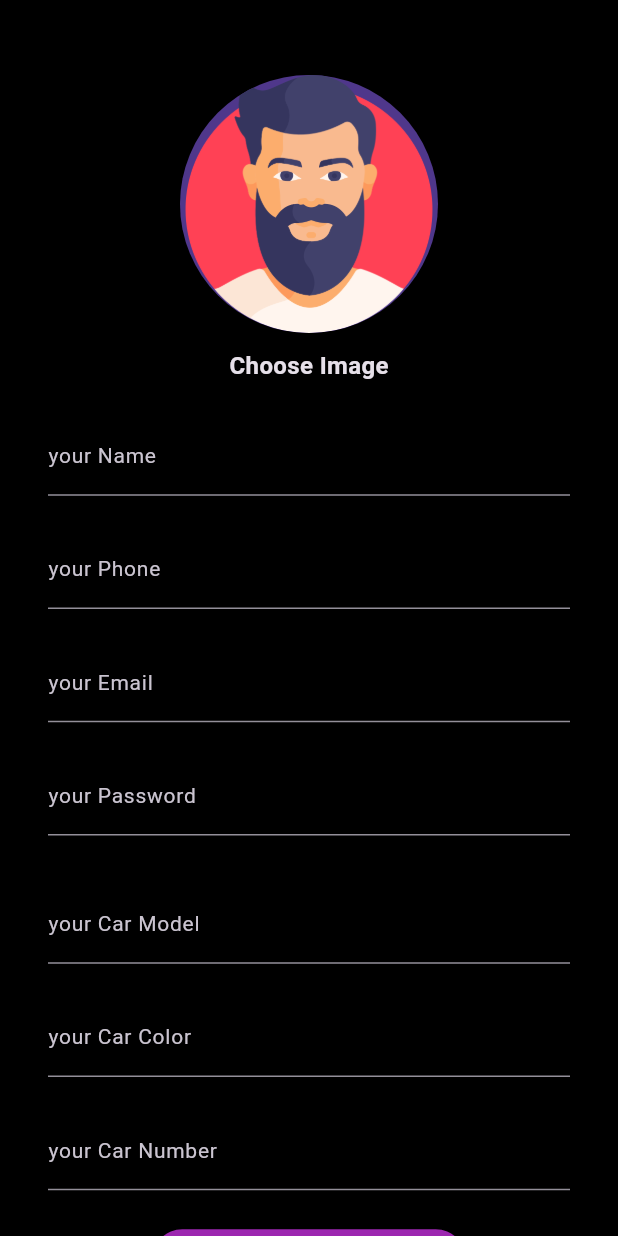
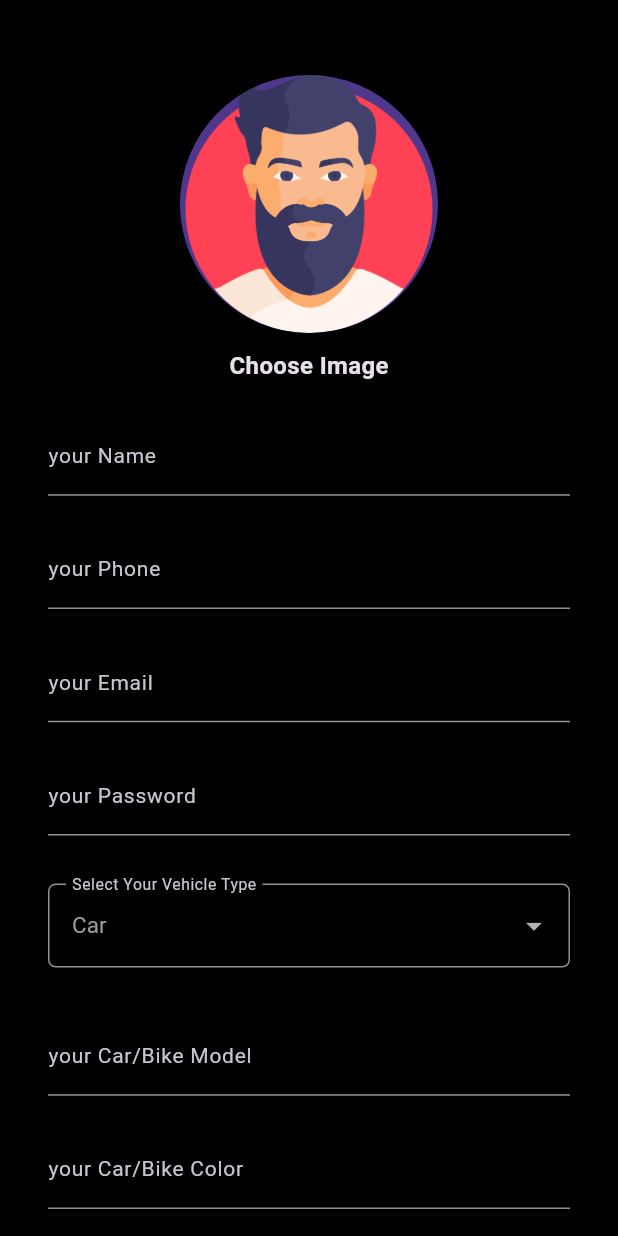
Before and after one commit to huyk21/BRT_DRIVER, a Flutter app: the SignUpScreen screen opened directly, on a phone screen of 412 x 824 dp. Run offline on Flutter 3.47's test engine with Material 3 defaults, Android fonts, the phone set to English and light mode, and no system bars; our stand-ins replace assets_audio_player, connectivity_plus, firebase_auth, firebase_core, firebase_database, firebase_messaging and 5 more; missing offline and left inert: flutter_geofire, flutter_polyline_points, restart_app; accounts and stored records are empty.

Commit message:
add vehicle type to signupscreen, also add vehicle_type to driver car info

```diff
--- a/lib/authentication/signup_screen.dart
+++ b/lib/authentication/signup_screen.dart
@@ -30,6 +30,8 @@ class _SignUpScreenState extends State<SignUpScreen>
   TextEditingController vehicleModelTextEditingController = TextEditingController();
   TextEditingController vehicleColorTextEditingController = TextEditingController();
   TextEditingController vehicleNumberTextEditingController = TextEditingController();
+  String? selectedVehicleType = 'Car';  // Default value or loaded from user settings
+
   CommonMethods cMethods = CommonMethods();
   XFile? imageFile;
   String urlOfUploadedImage = "";
@@ -127,6 +129,7 @@ class _SignUpScreenState extends State<SignUpScreen>
 
     Map driverCarInfo =
     {
+      "vehicle_type": selectedVehicleType,
       "carColor": vehicleColorTextEditingController.text.trim(),
       "carModel": vehicleModelTextEditingController.text.trim(),
       "carNumber": vehicleNumberTextEditingController.text.trim(),
@@ -284,6 +287,36 @@ class _SignUpScreenState extends State<SignUpScreen>
                         fontSize: 15,
                       ),
                     ),
+                    const SizedBox(height: 32,),
+
+                    DropdownButtonFormField<String>(
+                      value: selectedVehicleType,  // Variable to hold the current selection
+                      decoration: const InputDecoration(
+                        labelText: "Select Your Vehicle Type",
+                        labelStyle: TextStyle(
+                          fontSize: 14,
+                        ),
+                        border: OutlineInputBorder(
+                          borderRadius: BorderRadius.all(Radius.circular(5.0)),
+                        ),
+                      ),
+                      items: <String>['Car', 'Bike'].map<DropdownMenuItem<String>>((String value) {
+                        return DropdownMenuItem<String>(
+                          value: value,
+                          child: Text(value),
+                        );
+                      }).toList(),
+                      onChanged: (String? newValue) {
+                        setState(() {
+                          selectedVehicleType = newValue;  // Update the state with the new selection
+                        });
+                      },
+                      style: const TextStyle(
+                        color: Colors.grey,
+                        fontSize: 15,
+                      ),
+                    ),
+
 
                     const SizedBox(height: 32,),
 
@@ -291,7 +324,7 @@ class _SignUpScreenState extends State<SignUpScreen>
                       controller: vehicleModelTextEditingController,
                       keyboardType: TextInputType.text,
                       decoration: const InputDecoration(
-                        labelText: "your Car Model",
+                        labelText: "your Car/Bike Model",
                         labelStyle: TextStyle(
                           fontSize: 14,
                         ),
@@ -308,7 +341,7 @@ class _SignUpScreenState extends State<SignUpScreen>
                       controller: vehicleColorTextEditingController,
                       keyboardType: TextInputType.text,
                       decoration: const InputDecoration(
-                        labelText: "your Car Color",
+                        labelText: "your Car/Bike Color",
                         labelStyle: TextStyle(
                           fontSize: 14,
                         ),
@@ -325,7 +358,7 @@ class _SignUpScreenState extends State<SignUpScreen>
                       controller: vehicleNumberTextEditingController,
                       keyboardType: TextInputType.text,
                       decoration: const InputDecoration(
-                        labelText: "your Car Number",
+                        labelText: "your Car/Bike Number",
                         labelStyle: TextStyle(
                           fontSize: 14,
                         ),
```
